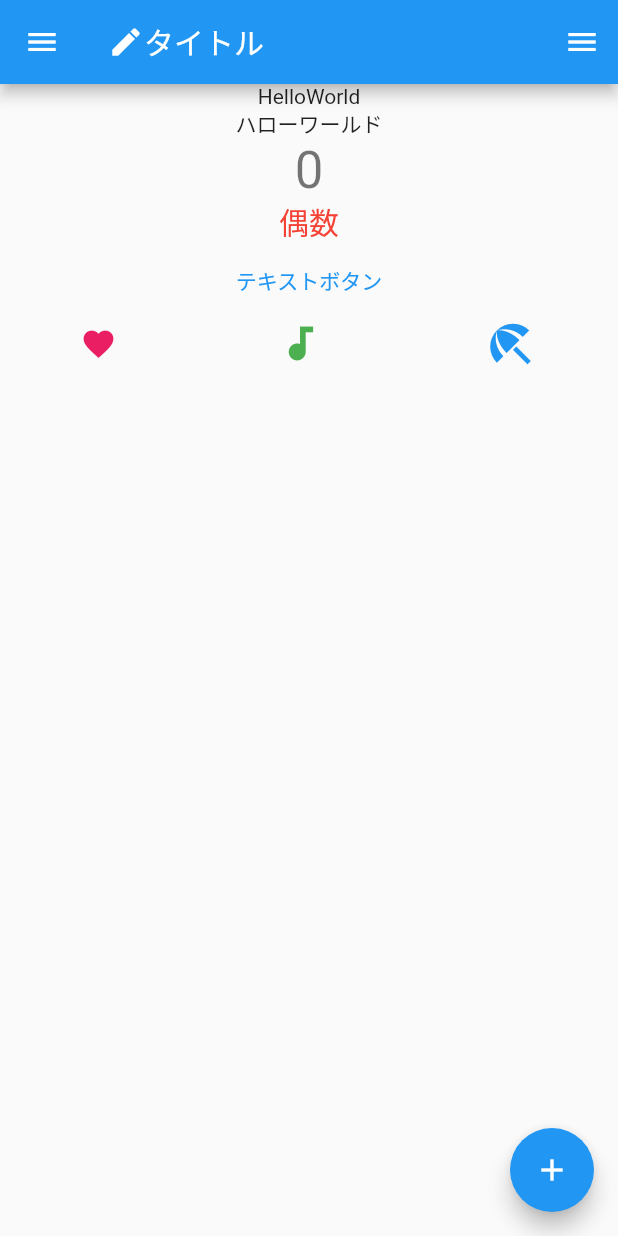
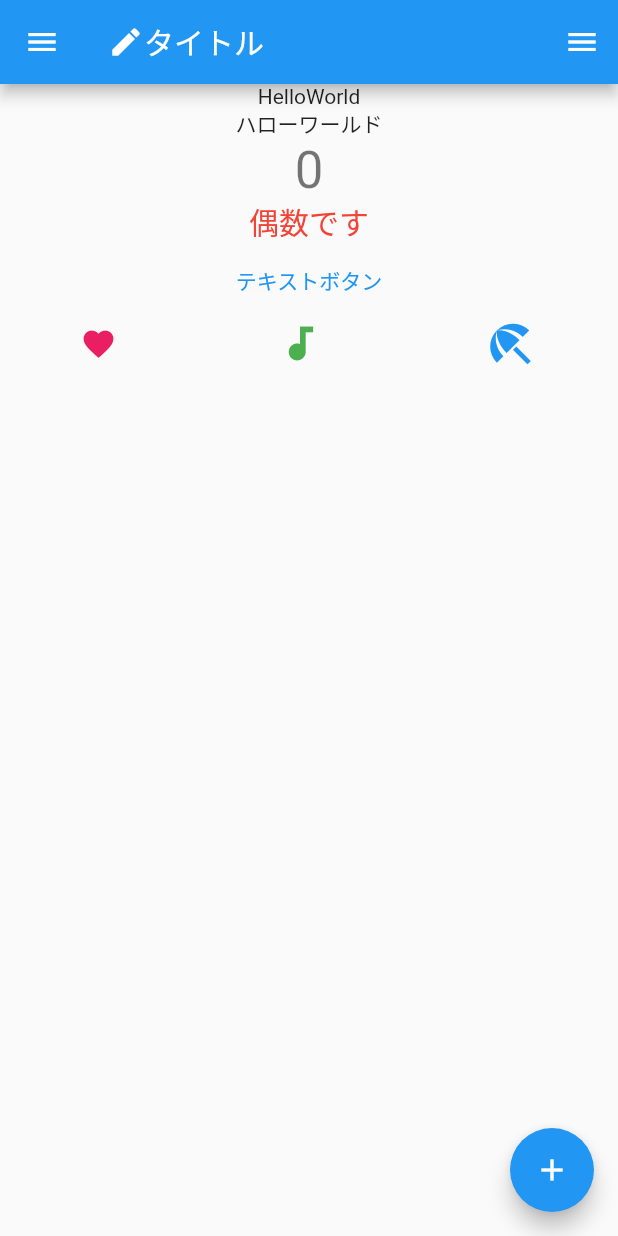
Before and after one commit to tsubasa-sbym/flutter_application_00, a Flutter app: the screen it shows after launch, on a phone screen of 412 x 824 dp. Run offline on Flutter 3.47's test engine with Material 2 defaults, Android fonts, the phone set to English and light mode, and no system bars.

Commit message:
feat: Widgetの表示/非表示の切り替え

```diff
--- a/lib/main.dart
+++ b/lib/main.dart
@@ -49,15 +49,9 @@ class MyHomePage extends StatefulWidget {
 
 class _MyHomePageState extends State<MyHomePage> {
   int _counter = 0;
-  String _type = "偶数";
   void _incrementCounter() {
     setState(() {
       _counter++;
-      if (_counter % 2 == 0) {
-          _type = "偶数";
-        } else {
-          _type = "奇数";
-        }
     });
   }
   @override
@@ -76,7 +70,8 @@ class _MyHomePageState extends State<MyHomePage> {
              '$_counter',
              style: Theme.of(context).textTheme.headline4,
           ),
-          Text('$_type', style: TextStyle(fontSize: 20, color: Colors.red)),
+          if (_counter % 2 == 0)
+             const Text('偶数です', style: TextStyle(fontSize: 20, color: Colors.red)),
          TextButton(
            onPressed: () => {print("ボタンが押されたよ")},
            child: const Text("テキストボタン"),
```
